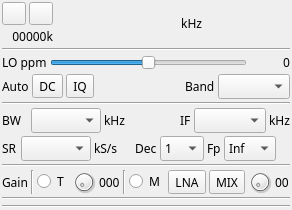
The window that plugins/samplesource/sdrplay/sdrplaygui.ui (f4exb/sdrangel) describes before a commit, drawn with Qt 5.
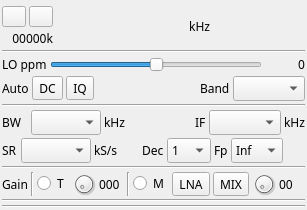
The same window after the commit. Icons and pictures are not drawn. Custom widgets are drawn as their Qt base class.

```diff
--- a/plugins/samplesource/sdrplay/sdrplaygui.ui
+++ b/plugins/samplesource/sdrplay/sdrplaygui.ui
@@ -6,7 +6,7 @@
    <rect>
     <x>0</x>
     <y>0</y>
-    <width>292</width>
+    <width>307</width>
     <height>210</height>
    </rect>
   </property>
@@ -40,6 +40,9 @@
    </property>
    <item>
     <layout class="QHBoxLayout" name="horizontalLayout_freq">
+     <property name="topMargin">
+      <number>4</number>
+     </property>
      <item>
       <layout class="QVBoxLayout" name="deviceUILayout">
        <item>
@@ -124,7 +127,7 @@
        </property>
        <property name="font">
         <font>
-         <family>Monospace</family>
+         <family>DejaVu Sans Mono</family>
          <pointsize>20</pointsize>
         </font>
        </property>
```
Left out of the diff: 13 changed lines with no effect on the pictures.
